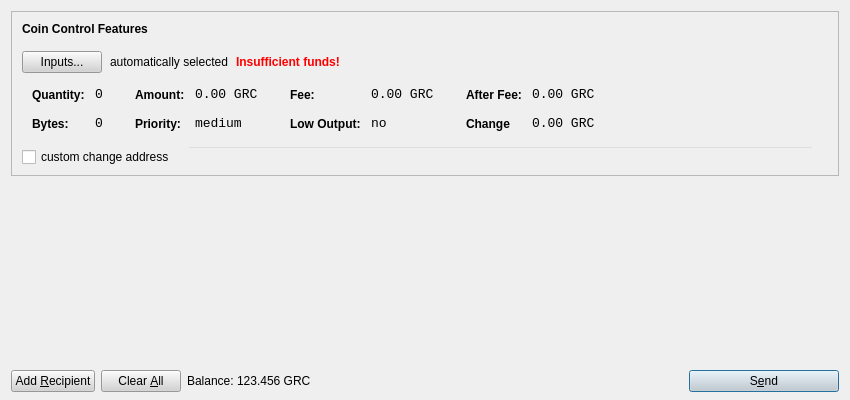
The window that src/qt/forms/sendcoinsdialog.ui (gridcoin-community/Gridcoin-Research) describes before a commit, drawn with Qt 5.
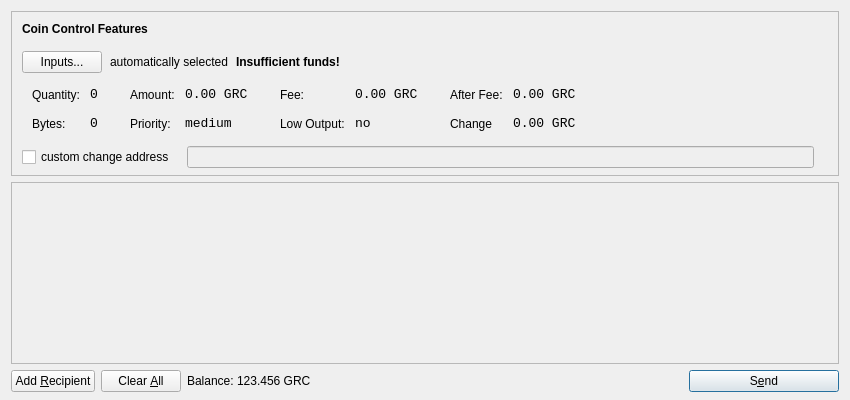
The same window after the commit. Icons and pictures are not drawn.

Patch:
```diff
--- a/src/qt/forms/sendcoinsdialog.ui
+++ b/src/qt/forms/sendcoinsdialog.ui
@@ -13,10 +13,6 @@
   <property name="windowTitle">
    <string>Send Coins</string>
   </property>
-  <property name="styleSheet">
-   <string notr="true">QWidget{color:rgb(0,0,0);}
-QPushButton{background-color: lightgray;}</string>
-  </property>
   <layout class="QVBoxLayout" name="verticalLayout" stretch="0,1,0">
    <property name="bottomMargin">
     <number>8</number>
@@ -133,9 +129,6 @@
               <bold>true</bold>
              </font>
             </property>
-            <property name="styleSheet">
-             <string notr="true">color:red;font-weight:bold;</string>
-            </property>
             <property name="text">
              <string>Insufficient funds!</string>
             </property>
@@ -219,9 +212,6 @@
                </property>
                <item row="0" column="0">
                 <widget class="QLabel" name="labelCoinControlQuantityText">
-                 <property name="styleSheet">
-                  <string notr="true">font-weight:bold;</string>
-                 </property>
                  <property name="text">
                   <string>Quantity:</string>
                  </property>
@@ -257,9 +247,6 @@
                </item>
                <item row="1" column="0">
                 <widget class="QLabel" name="labelCoinControlBytesText">
-                 <property name="styleSheet">
-                  <string notr="true">font-weight:bold;</string>
-                 </property>
                  <property name="text">
                   <string>Bytes:</string>
                  </property>
@@ -308,9 +295,6 @@
                </property>
                <item row="0" column="0">
                 <widget class="QLabel" name="labelCoinControlAmountText">
-                 <property name="styleSheet">
-                  <string notr="true">font-weight:bold;</string>
-                 </property>
                  <property name="text">
                   <string>Amount:</string>
                  </property>
@@ -343,9 +327,6 @@
                </item>
                <item row="1" column="0">
                 <widget class="QLabel" name="labelCoinControlPriorityText">
-                 <property name="styleSheet">
-                  <string notr="true">font-weight:bold;</string>
-                 </property>
                  <property name="text">
                   <string>Priority:</string>
                  </property>
@@ -394,9 +375,6 @@
                </property>
                <item row="0" column="0">
                 <widget class="QLabel" name="labelCoinControlFeeText">
-                 <property name="styleSheet">
-                  <string notr="true">font-weight:bold;</string>
-                 </property>
                  <property name="text">
                   <string>Fee:</string>
                  </property>
@@ -429,9 +407,6 @@
                </item>
                <item row="1" column="0">
                 <widget class="QLabel" name="labelCoinControlLowOutputText">
-                 <property name="styleSheet">
-                  <string notr="true">font-weight:bold;</string>
-                 </property>
                  <property name="text">
                   <string>Low Output:</string>
                  </property>
@@ -480,9 +455,6 @@
                </property>
                <item row="0" column="0">
                 <widget class="QLabel" name="labelCoinControlAfterFeeText">
-                 <property name="styleSheet">
-                  <string notr="true">font-weight:bold;</string>
-                 </property>
                  <property name="text">
                   <string>After Fee:</string>
                  </property>
@@ -515,9 +487,6 @@
                </item>
                <item row="1" column="0">
                 <widget class="QLabel" name="labelCoinControlChangeText">
-                 <property name="styleSheet">
-                  <string notr="true">font-weight:bold;</string>
-                 </property>
                  <property name="text">
                   <string>Change</string>
                  </property>
@@ -584,9 +553,6 @@
               <verstretch>0</verstretch>
              </sizepolicy>
             </property>
-            <property name="styleSheet">
-             <string notr="true">QLineEdit{background-color: transparent;}</string>
-            </property>
            </widget>
           </item>
           <item>
@@ -633,9 +599,6 @@
    </item>
    <item>
     <widget class="QScrollArea" name="scrollArea">
-     <property name="styleSheet">
-      <string notr="true">background: transparent;</string>
-     </property>
      <property name="widgetResizable">
       <bool>true</bool>
      </property>
```
Left out of the diff: 7 changed lines with no effect on the pictures.
